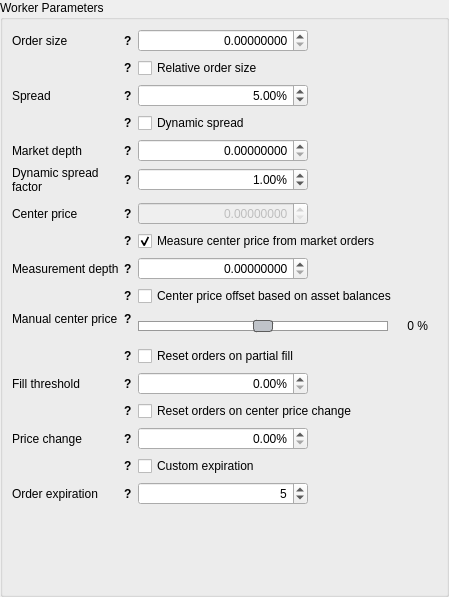
First picture: the form in dexbot/views/ui/forms/relative_orders_widget.ui, repository xeroc/stakemachine, before the edit.
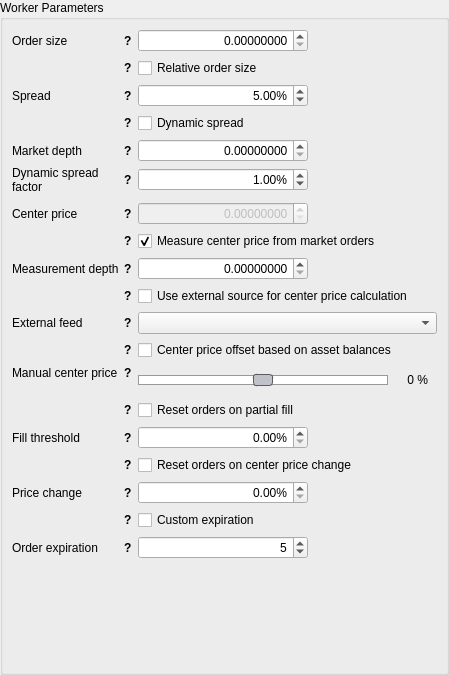
Second picture: the form after the edit.

Commit message: Add external feed input fields to strategy form

```diff
--- a/dexbot/views/ui/forms/relative_orders_widget.ui
+++ b/dexbot/views/ui/forms/relative_orders_widget.ui
@@ -7,7 +7,7 @@
     <x>0</x>
     <y>0</y>
     <width>449</width>
-    <height>597</height>
+    <height>675</height>
    </rect>
   </property>
   <property name="windowTitle">
@@ -1287,7 +1287,7 @@
         </layout>
        </widget>
       </item>
-      <item row="9" column="0">
+      <item row="15" column="0">
        <widget class="QWidget" name="balance_offset_wrap" native="true">
         <property name="sizePolicy">
          <sizepolicy hsizetype="Fixed" vsizetype="Preferred">
@@ -1367,14 +1367,14 @@
         </layout>
        </widget>
       </item>
-      <item row="9" column="1">
+      <item row="15" column="1">
        <widget class="QCheckBox" name="center_price_offset_input">
         <property name="text">
          <string>Center price offset based on asset balances</string>
         </property>
        </widget>
       </item>
-      <item row="10" column="0">
+      <item row="16" column="0">
        <widget class="QWidget" name="manual_offset_wrap" native="true">
         <property name="sizePolicy">
          <sizepolicy hsizetype="Fixed" vsizetype="Fixed">
@@ -1469,7 +1469,7 @@
         </layout>
        </widget>
       </item>
-      <item row="10" column="1">
+      <item row="16" column="1">
        <widget class="QWidget" name="manual_offset_input_wrap" native="true">
         <property name="sizePolicy">
          <sizepolicy hsizetype="Fixed" vsizetype="Preferred">
@@ -1592,7 +1592,7 @@
         </layout>
        </widget>
       </item>
-      <item row="11" column="0">
+      <item row="17" column="0">
        <widget class="QWidget" name="reset_on_partial_fill_wrap" native="true">
         <property name="sizePolicy">
          <sizepolicy hsizetype="Fixed" vsizetype="Preferred">
@@ -1672,14 +1672,14 @@
         </layout>
        </widget>
       </item>
-      <item row="11" column="1">
+      <item row="17" column="1">
        <widget class="QCheckBox" name="reset_on_partial_fill_input">
         <property name="text">
          <string>Reset orders on partial fill</string>
         </property>
        </widget>
       </item>
-      <item row="12" column="0">
+      <item row="18" column="0">
        <widget class="QWidget" name="partial_fill_threshold_wrap" native="true">
         <property name="sizePolicy">
          <sizepolicy hsizetype="Fixed" vsizetype="Preferred">
@@ -1774,7 +1774,7 @@
         </layout>
        </widget>
       </item>
-      <item row="12" column="1">
+      <item row="18" column="1">
        <widget class="QDoubleSpinBox" name="partial_fill_threshold_input">
         <property name="sizePolicy">
          <sizepolicy hsizetype="Fixed" vsizetype="Fixed">
@@ -1805,7 +1805,7 @@
         </property>
        </widget>
       </item>
-      <item row="13" column="0">
+      <item row="19" column="0">
        <widget class="QWidget" name="reset_on_price_change_wrap" native="true">
         <property name="sizePolicy">
          <sizepolicy hsizetype="Fixed" vsizetype="Preferred">
@@ -1885,14 +1885,14 @@
         </layout>
        </widget>
       </item>
-      <item row="13" column="1">
+      <item row="19" column="1">
        <widget class="QCheckBox" name="reset_on_price_change_input">
         <property name="text">
          <string>Reset orders on center price change</string>
         </property>
        </widget>
       </item>
-      <item row="14" column="0">
+      <item row="20" column="0">
        <widget class="QWidget" name="price_change_wrap" native="true">
         <property name="sizePolicy">
          <sizepolicy hsizetype="Fixed" vsizetype="Preferred">
@@ -1987,7 +1987,7 @@
         </layout>
        </widget>
       </item>
-      <item row="14" column="1">
+      <item row="20" column="1">
        <widget class="QDoubleSpinBox" name="price_change_threshold_input">
         <property name="sizePolicy">
          <sizepolicy hsizetype="Fixed" vsizetype="Fixed">
@@ -2018,7 +2018,7 @@
         </property>
        </widget>
       </item>
-      <item row="15" column="0">
+      <item row="21" column="0">
        <widget class="QWidget" name="balance_offset_wrap_4" native="true">
         <property name="sizePolicy">
          <sizepolicy hsizetype="Fixed" vsizetype="Preferred">
@@ -2098,14 +2098,14 @@
         </layout>
        </widget>
       </item>
-      <item row="15" column="1">
+      <item row="21" column="1">
        <widget class="QCheckBox" name="custom_expiration_input">
         <property name="text">
          <string>Custom expiration</string>
         </property>
        </widget>
       </item>
-      <item row="16" column="0">
+      <item row="22" column="0">
        <widget class="QWidget" name="order_expiration_wrap" native="true">
         <property name="sizePolicy">
          <sizepolicy hsizetype="Fixed" vsizetype="Preferred">
@@ -2200,7 +2200,7 @@
         </layout>
        </widget>
       </item>
-      <item row="16" column="1">
+      <item row="22" column="1">
        <widget class="QDoubleSpinBox" name="expiration_time_input">
         <property name="sizePolicy">
          <sizepolicy hsizetype="Fixed" vsizetype="Fixed">
@@ -2234,6 +2234,198 @@
         </property>
        </widget>
       </item>
+      <item row="13" column="0">
+       <widget class="QWidget" name="external_feed_wrap" native="true">
+        <property name="sizePolicy">
+         <sizepolicy hsizetype="Fixed" vsizetype="Preferred">
+          <horstretch>0</horstretch>
+          <verstretch>0</verstretch>
+         </sizepolicy>
+        </property>
+        <property name="minimumSize">
+         <size>
+          <width>120</width>
+          <height>0</height>
+         </size>
+        </property>
+        <property name="maximumSize">
+         <size>
+          <width>120</width>
+          <height>16777215</height>
+         </size>
+        </property>
+        <layout class="QHBoxLayout" name="horizontalLayout_23">
+         <property name="spacing">
+          <number>0</number>
+         </property>
+         <property name="leftMargin">
+          <number>0</number>
+         </property>
+         <property name="topMargin">
+          <number>0</number>
+         </property>
+         <property name="rightMargin">
+          <number>0</number>
+         </property>
+         <property name="bottomMargin">
+          <number>0</number>
+         </property>
+         <item>
+          <widget class="QLabel" name="external_feed_label">
+           <property name="sizePolicy">
+            <sizepolicy hsizetype="Minimum" vsizetype="Preferred">
+             <horstretch>0</horstretch>
+             <verstretch>0</verstretch>
+            </sizepolicy>
+           </property>
+           <property name="minimumSize">
+            <size>
+             <width>0</width>
+             <height>0</height>
+            </size>
+           </property>
+           <property name="maximumSize">
+            <size>
+             <width>16777215</width>
+             <height>16777215</height>
+            </size>
+           </property>
+           <property name="text">
+            <string>External feed</string>
+           </property>
+           <property name="buddy">
+            <cstring>amount_input</cstring>
+           </property>
+          </widget>
+         </item>
+         <item>
+          <widget class="QLabel" name="external_feed_tooltip">
+           <property name="sizePolicy">
+            <sizepolicy hsizetype="Fixed" vsizetype="Preferred">
+             <horstretch>0</horstretch>
+             <verstretch>0</verstretch>
+            </sizepolicy>
+           </property>
+           <property name="font">
+            <font>
+             <weight>75</weight>
+             <bold>true</bold>
+            </font>
+           </property>
+           <property name="cursor">
+            <cursorShape>WhatsThisCursor</cursorShape>
+           </property>
+           <property name="toolTip">
+            <string>The bot will try to get price information from this source</string>
+           </property>
+           <property name="text">
+            <string>?</string>
+           </property>
+           <property name="margin">
+            <number>5</number>
+           </property>
+          </widget>
+         </item>
+        </layout>
+       </widget>
+      </item>
+      <item row="13" column="1">
+       <widget class="QComboBox" name="external_price_source_input">
+        <property name="enabled">
+         <bool>true</bool>
+        </property>
+        <property name="currentIndex">
+         <number>-1</number>
+        </property>
+       </widget>
+      </item>
+      <item row="12" column="0">
+       <widget class="QWidget" name="extrenal_feed_wrap_2" native="true">
+        <property name="sizePolicy">
+         <sizepolicy hsizetype="Fixed" vsizetype="Preferred">
+          <horstretch>0</horstretch>
+          <verstretch>0</verstretch>
+         </sizepolicy>
+        </property>
+        <property name="minimumSize">
+         <size>
+          <width>120</width>
+          <height>0</height>
+         </size>
+        </property>
+        <property name="maximumSize">
+         <size>
+          <width>120</width>
+          <height>16777215</height>
+         </size>
+        </property>
+        <layout class="QHBoxLayout" name="horizontalLayout_25">
+         <property name="spacing">
+          <number>0</number>
+         </property>
+         <property name="leftMargin">
+          <number>0</number>
+         </property>
+         <property name="topMargin">
+          <number>0</number>
+         </property>
+         <property name="rightMargin">
+          <number>0</number>
+         </property>
+         <property name="bottomMargin">
+          <number>0</number>
+         </property>
+         <item>
+          <spacer name="horizontalSpacer_2">
+           <property name="orientation">
+            <enum>Qt::Horizontal</enum>
+           </property>
+           <property name="sizeHint" stdset="0">
+            <size>
+             <width>40</width>
+             <height>20</height>
+            </size>
+           </property>
+          </spacer>
+         </item>
+         <item>
+          <widget class="QLabel" name="external_feed_tooltip_2">
+           <property name="sizePolicy">
+            <sizepolicy hsizetype="Fixed" vsizetype="Preferred">
+             <horstretch>0</horstretch>
+             <verstretch>0</verstretch>
+            </sizepolicy>
+           </property>
+           <property name="font">
+            <font>
+             <weight>75</weight>
+             <bold>true</bold>
+            </font>
+           </property>
+           <property name="cursor">
+            <cursorShape>WhatsThisCursor</cursorShape>
+           </property>
+           <property name="toolTip">
+            <string>Use external reference price instead of center price acquired from the market</string>
+           </property>
+           <property name="text">
+            <string>?</string>
+           </property>
+           <property name="margin">
+            <number>5</number>
+           </property>
+          </widget>
+         </item>
+        </layout>
+       </widget>
+      </item>
+      <item row="12" column="1">
+       <widget class="QCheckBox" name="external_feed_input">
+        <property name="text">
+         <string>Use external source for center price calculation</string>
+        </property>
+       </widget>
+      </item>
      </layout>
     </widget>
    </item>
```
Left out of the diff: 36 changed lines with no effect on the pictures.
